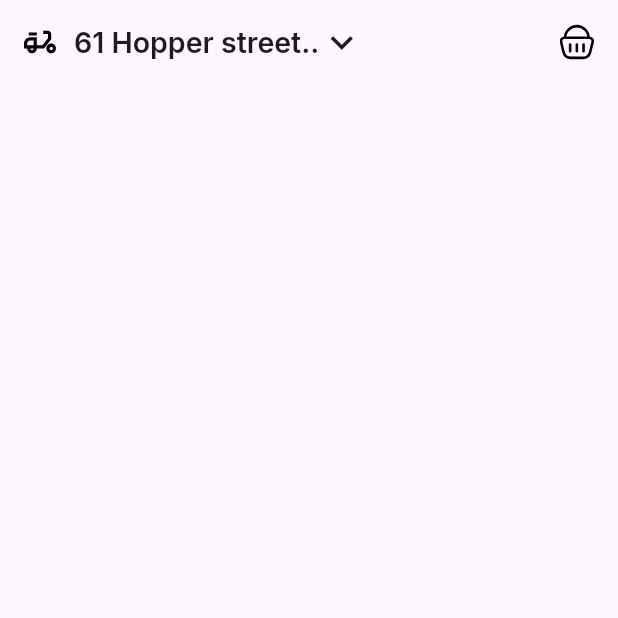
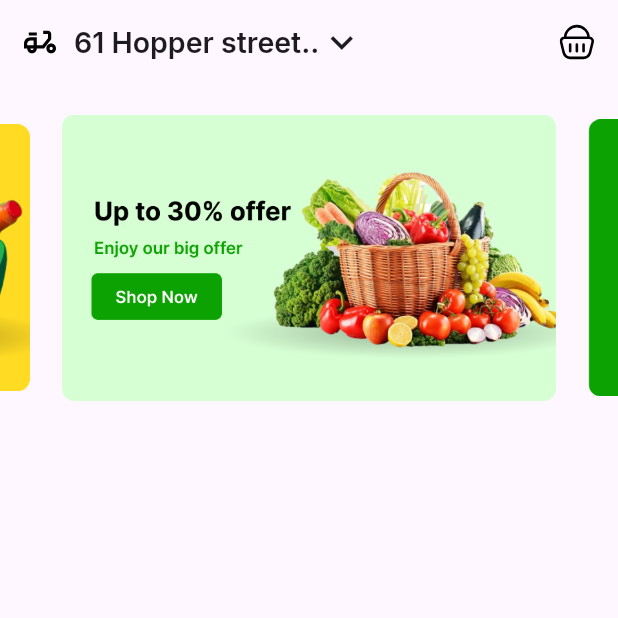
Before and after one commit to ZiadAlaa955/grabber_grocery_app, a Flutter app: the screen it shows after launch, on a phone screen of 412 x 824 dp, the top half of it. Run offline on Flutter 3.47's test engine with Material 3 defaults, Android fonts, the light colour scheme and no system bars; drawn by our look-alikes of carousel_slider; our stand-ins replace flutter_svg, go_router, google_fonts.

Commit message:
create home carousel slider

```diff
--- a/lib/Views/home_view.dart
+++ b/lib/Views/home_view.dart
@@ -1,8 +1,16 @@
+import 'package:carousel_slider/carousel_slider.dart';
 import 'package:flutter/material.dart';
 import 'package:grabber_grocery_app/Widgets/app_bar_row.dart';
+import 'package:grabber_grocery_app/Widgets/homw_carousel_slider_builder.dart';
 
 class HomeView extends StatelessWidget {
   const HomeView({super.key});
+
+  final List<String> sliders = const [
+    'assets/images/sliders/Slider 1.png',
+    'assets/images/sliders/Slider 2.png',
+    'assets/images/sliders/Slider 3.png',
+  ];
 
   @override
   Widget build(BuildContext context) {
@@ -10,6 +18,11 @@ class HomeView extends StatelessWidget {
       appBar: AppBar(
         title: const AppBarRow(),
       ),
+      body: Column(
+        children: [
+          HomeCarousleSliderBuilder(sliders: sliders),
+        ],
+      ),
     );
   }
 }
--- /dev/null
+++ b/lib/Widgets/homw_carousel_slider_builder.dart
@@ -0,0 +1,25 @@
+import 'package:carousel_slider/carousel_slider.dart';
+import 'package:flutter/material.dart';
+
+class HomeCarousleSliderBuilder extends StatelessWidget {
+  const HomeCarousleSliderBuilder({super.key, required this.sliders});
+
+  final List<String> sliders;
+
+  @override
+  Widget build(BuildContext context) {
+    return CarouselSlider.builder(
+      itemCount: sliders.length,
+      itemBuilder: (context, index, realIndex) {
+        return Image.asset(sliders[index]);
+      },
+      options: CarouselOptions(
+        autoPlay: true,
+        autoPlayInterval: const Duration(seconds: 5),
+        autoPlayCurve: Curves.easeIn,
+        viewportFraction: 0.8,
+        enlargeCenterPage: true,
+      ),
+    );
+  }
+}
```
